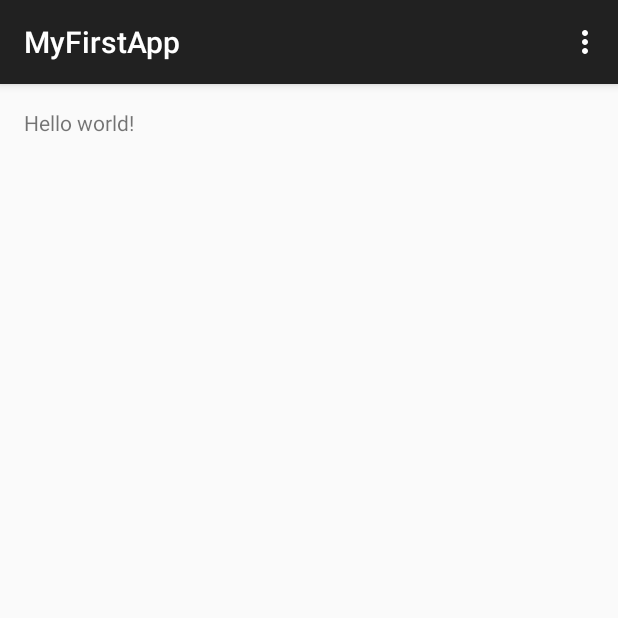
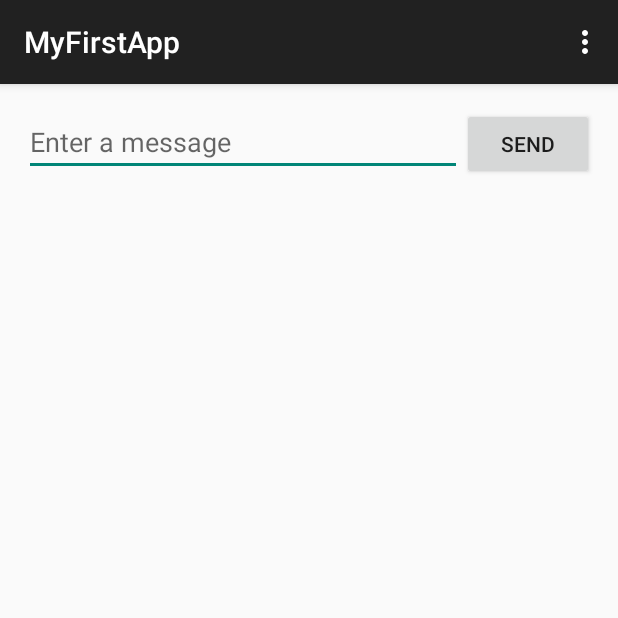
Before and after one commit to JamesSkemp/AndroidStudioProjectsPublic, an Android app: the screen it shows after launch (MyActivity), on a phone screen of 412 x 824 dp, the top half of it. Run offline under Robolectric (Android 15) with nearby library versions, the light colour scheme and no system bars.

```diff
--- a/MyFirstApp/app/src/main/AndroidManifest.xml
+++ b/MyFirstApp/app/src/main/AndroidManifest.xml
@@ -1,6 +1,8 @@
 <?xml version="1.0" encoding="utf-8"?>
 <manifest xmlns:android="http://schemas.android.com/apk/res/android"
     package="com.jamesrskemp.myfirstapp" >
+
+	<uses-sdk android:minSdkVersion="10" />
 
     <application
         android:allowBackup="true"
--- a/MyFirstApp/app/src/main/res/layout/activity_my.xml
+++ b/MyFirstApp/app/src/main/res/layout/activity_my.xml
@@ -1,16 +1,24 @@
-<RelativeLayout xmlns:android="http://schemas.android.com/apk/res/android"
+<LinearLayout xmlns:android="http://schemas.android.com/apk/res/android"
     xmlns:tools="http://schemas.android.com/tools"
     android:layout_width="match_parent"
     android:layout_height="match_parent"
+    android:orientation="horizontal"
     android:paddingLeft="@dimen/activity_horizontal_margin"
     android:paddingRight="@dimen/activity_horizontal_margin"
     android:paddingTop="@dimen/activity_vertical_margin"
     android:paddingBottom="@dimen/activity_vertical_margin"
     tools:context=".MyActivity">
 
-    <TextView
-        android:text="@string/hello_world"
-        android:layout_width="wrap_content"
-        android:layout_height="wrap_content" />
+    <EditText
+	    android:id="@+id/edit_message"
+	    android:hint="@string/edit_message"
+	    android:layout_width="wrap_content"
+	    android:layout_height="wrap_content"
+	    android:layout_weight="1"
+	    />
+	<Button
+		android:layout_width="wrap_content"
+		android:layout_height="wrap_content"
+		android:text="@string/button_send"/>
 
-</RelativeLayout>
+</LinearLayout>
--- a/MyFirstApp/app/src/main/res/values/strings.xml
+++ b/MyFirstApp/app/src/main/res/values/strings.xml
@@ -2,7 +2,8 @@
 <resources>
 
     <string name="app_name">MyFirstApp</string>
-    <string name="hello_world">Hello world!</string>
+	<string name="edit_message">Enter a message</string>
+	<string name="button_send">Send</string>
     <string name="action_settings">Settings</string>
 
 </resources>
```
